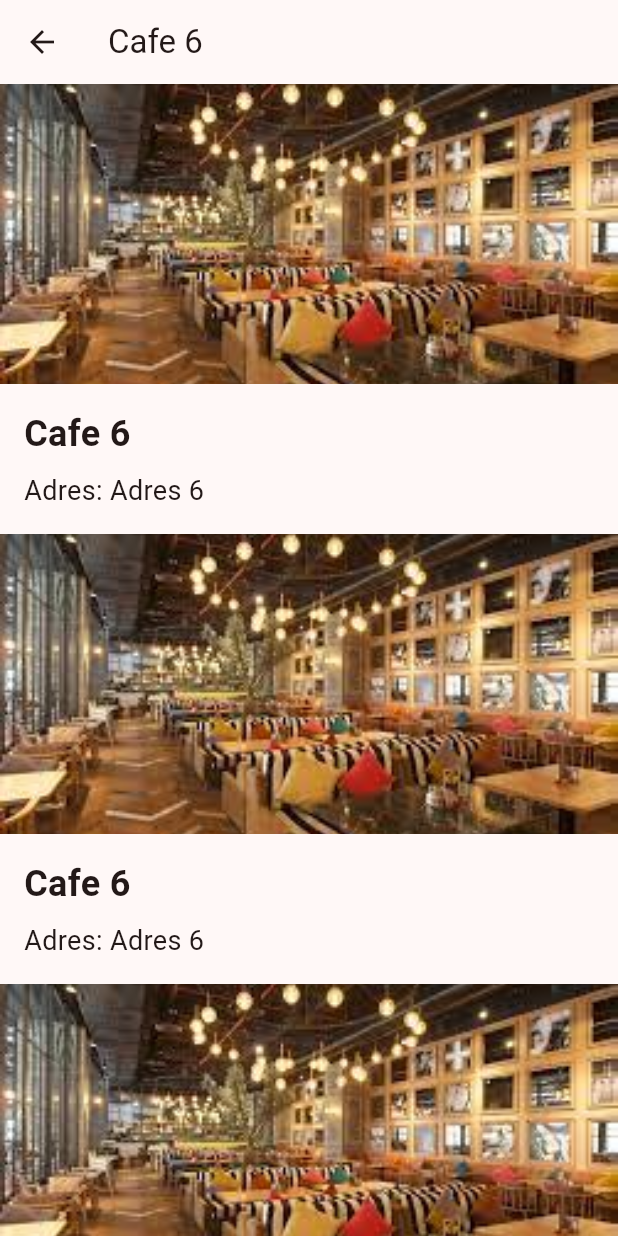
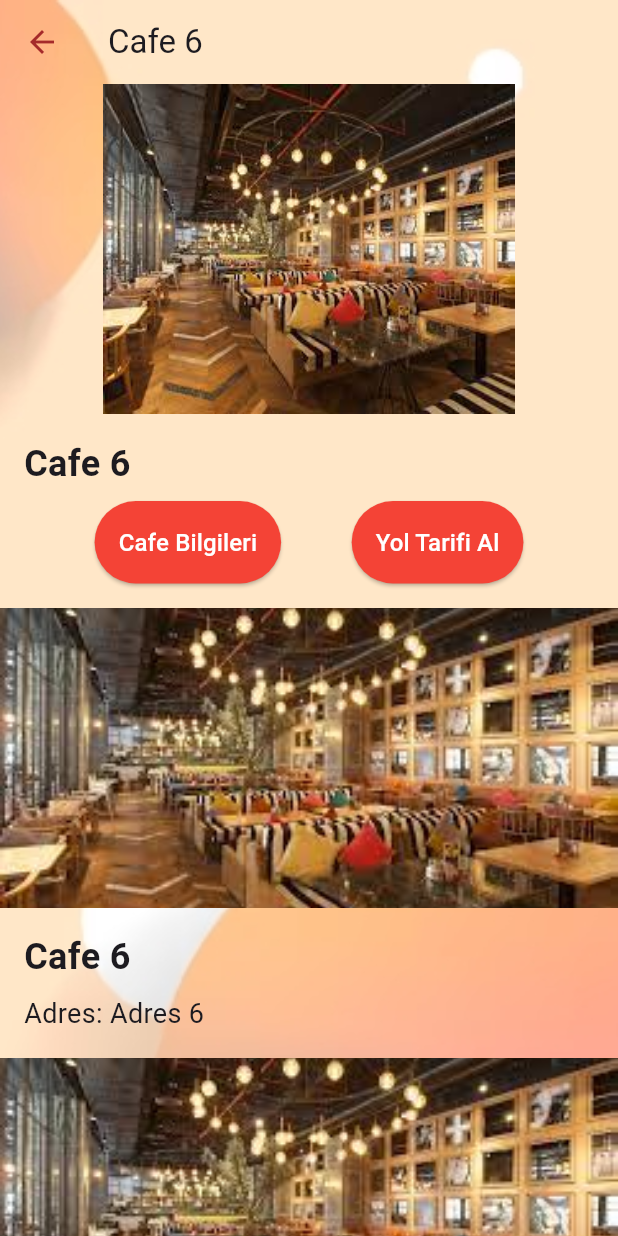
Before and after one commit to furkansahiin/qrave, a Flutter app: the screen it shows after launch, after a tap on "Cafe 6", on a phone screen of 412 x 824 dp. Run offline on Flutter 3.47's test engine with Material 3 defaults, Android fonts, the phone set to English and light mode, and no system bars; our stand-ins replace carousel_slider, get, velocity_x.

```diff
--- a/lib/components/appbarComponent.dart
+++ b/lib/components/appbarComponent.dart
@@ -1,20 +1,21 @@
 import 'package:flutter/material.dart';
+import 'package:qrave/main.dart';
 
 import '../pages/users/loginPageScreen.dart';
 
-AppBar homepageAppbar() {
+AppBar homepageAppbar(context) {
   return AppBar(
     actions: [
       IconButton(
         icon: Icon(Icons.search),
         onPressed: () {
-          loginPageScreen();
+
         },
       ),
       IconButton(
         icon: Icon(Icons.account_circle),
         onPressed: () {
-          loginPageScreen();
+          Get.toNamed('/login');
         },
       ),
     ],
--- /dev/null
+++ b/lib/components/bgComponents.dart
@@ -0,0 +1,25 @@
+import 'package:flutter/material.dart';
+
+Widget bgWidget({Widget? child}) {
+  return Container(
+    decoration: BoxDecoration(
+      image: DecorationImage(
+        image: AssetImage("assets/images/bgimage.jpg"),
+        fit: BoxFit.cover,
+      ),
+    ),
+        child: child,
+  );
+}
+
+Widget bgWidgethome({Widget? child}) {
+  return Container(
+    decoration: BoxDecoration(
+      image: DecorationImage(
+        image: AssetImage("assets/images/bghomeimage.jpg"),
+        fit: BoxFit.cover,
+      ),
+    ),
+        child: child,
+  );
+}
--- a/lib/components/googleAds.dart
+++ b/lib/components/googleAds.dart
@@ -53,7 +53,7 @@
 //       child:
 //       _isBannerAdLoaded
 //           ? AdWidget(ad: _bannerAd!):
-//            Container(height: 100, child: Center(child: "reklam alanı".text.make())),
+//            Container(height: 150, child: Center(child: "reklam alanı".text.make())),
 //     );
 //   }
 // }
--- a/lib/components/listComponents.dart
+++ b/lib/components/listComponents.dart
@@ -9,7 +9,7 @@ class PopulerCafeCarousel extends StatelessWidget {
       scrollDirection: Axis.horizontal,
       child: Row(
         children: [
-          buildCafeList(context, 'assets/images/image1.jpg', 'Cafe 1', 'Adres 1'),
+          buildCafeList(context, 'assets/images/image1.jpg', 'Cafe 1', 'Merkez, Silahtarağa Cd. No:8, 34050 Eyüpsultan/İstanbul'),
           buildCafeList(context, 'assets/images/image2.jpg', 'Cafe 2', 'Adres 2'),
           buildCafeList(context, 'assets/images/image3.jpg', 'Cafe 3', 'Adres 3'),
           buildCafeList(context, 'assets/images/image1.jpg', 'Cafe 4', 'Adres 4'),
@@ -40,7 +40,7 @@ Widget buildCafeList(BuildContext context, String imagePath, String cafeName, St
       child: Card(
         child: Container(
           width: 200,
-          height: 250,
+          height: 275,
           child: Column(
             children: [
               Image.asset(imagePath, fit: BoxFit.cover, height: 150, width: double.infinity),
--- a/lib/consts/language.dart
+++ b/lib/consts/language.dart
@@ -1,6 +1,6 @@
 import 'package:flutter/material.dart';
 
-const appname = 'BidTake';
+const appname = 'QRave';
 const appversiyon = 'Version 1.0.0';
 const credits = 'Develapper';
 const appversiyoncredits = '$appversiyon - $credits';
--- a/lib/main.dart
+++ b/lib/main.dart
@@ -1,6 +1,11 @@
 import 'package:flutter/material.dart';
+import 'package:qrave/consts/colors.dart';
+import 'package:qrave/consts/language.dart';
+import 'package:qrave/main.dart';
 import 'package:qrave/pages/homePageScreen.dart';
-
+import 'package:qrave/pages/users/loginPageScreen.dart';
+import 'package:qrave/pages/users/singUpPageScreen.dart';
+export 'package:get/get.dart';
 void main() {
   runApp(const MyApp());
 }
@@ -11,13 +16,33 @@ class MyApp extends StatelessWidget {
   // This widget is the root of your application.
   @override
   Widget build(BuildContext context) {
-    return MaterialApp(
-      title: 'Flutter Demo',
+    return GetMaterialApp(
       debugShowCheckedModeBanner: false,
+      title: appname,
       theme: ThemeData(
-        colorScheme: ColorScheme.fromSeed(seedColor: Colors.red),
-        useMaterial3: true,
+        scaffoldBackgroundColor: Colors.transparent,
+        appBarTheme: const AppBarTheme(
+          backgroundColor: Colors.transparent,
+          elevation: 0.0,
+          iconTheme: IconThemeData(color: appcolorred),
+        ),
+        // fontFamily: regular,
       ),
+
+
+      getPages: [
+        GetPage(name: '/', page: () => HomePageScreen()),
+        // GetPage(name: '/home', page: () => DashboardFragments()),
+        // GetPage(name: '/admin', page: () => AdminDashboardFragments()),
+        GetPage(name: '/login', page: () =>  const loginPageScreen()),
+        GetPage(name: '/signup', page: () => const SignupScreen()),
+        // GetPage(name: '/editprofile', page: () => const ProfileEditScreen()),
+        // GetPage(name: '/ayarlar', page: () => const SettingsScreen()),
+        // GetPage(name: '/search', page: () => const SearchFragments()),
+        // GetPage(name: '/profile', page: () => ProfileFragmentsScreen()),
+        // GetPage(name: '/notification', page: () => const NotificationFragments()),
+        // GetPage(name: '/favorite', page: () => const FavoriteFragments()),
+      ],
       home: HomePageScreen(),
     );
   }
--- a/lib/pages/cafeDetailScreen.dart
+++ b/lib/pages/cafeDetailScreen.dart
@@ -1,5 +1,9 @@
 import 'package:flutter/material.dart';
+import 'package:qrave/components/bgComponents.dart';
+import 'package:qrave/components/buttonsComponents.dart';
 import 'package:velocity_x/velocity_x.dart';
+import 'package:url_launcher/url_launcher.dart';
+
 class CafeDetailScreen extends StatelessWidget {
   final String imagePath;
   final String cafeName;
@@ -7,7 +11,6 @@ class CafeDetailScreen extends StatelessWidget {
 
   const CafeDetailScreen({
     Key? key,
-
     required this.imagePath,
     required this.cafeName,
     required this.address,
@@ -15,7 +18,8 @@ class CafeDetailScreen extends StatelessWidget {
 
   @override
   Widget build(BuildContext context) {
-    return Scaffold(
+    return bgWidget(
+      child: Scaffold(
         appBar: AppBar(
           title: cafeName.text.make(),
         ),
@@ -23,7 +27,7 @@ class CafeDetailScreen extends StatelessWidget {
           child: Column(
             crossAxisAlignment: CrossAxisAlignment.start,
             children: [
-            Image.asset(imagePath, height: 200, width: double.infinity, fit: BoxFit.cover),
+              Image.asset(imagePath, height: 220, width: (context.screenWidth * 1), fit: BoxFit.contain),
               Padding(
                 padding: const EdgeInsets.all(16.0),
                 child: Column(
@@ -31,7 +35,56 @@ class CafeDetailScreen extends StatelessWidget {
                   children: [
                     cafeName.text.bold.size(24).make(),
                     SizedBox(height: 8),
-                  'Adres: $address'.text.size(18).make(),
+                    Row(
+                      mainAxisAlignment: MainAxisAlignment.spaceEvenly,
+                      children: [
+                        ourButton(
+                          title: 'Cafe Bilgileri',
+                          onPressed: () {
+                            showDialog(
+                              context: context,
+                              builder: (BuildContext context) {
+                                return AlertDialog(
+                                  title: Text('Cafe Bilgileri'),
+                                  content: Column(
+                                    crossAxisAlignment: CrossAxisAlignment.start,
+                                    children: [
+                                      Text('Cafe Adı: $cafeName'),
+                                      Text('Adres: $address'),
+                                    ],
+                                  ),
+                                  actions: [
+                                    TextButton(
+                                      onPressed: () {
+                                        Navigator.of(context).pop();
+                                      },
+                                      child: Text('Kapat'),
+                                    ),
+                                  ],
+                                );
+                              },
+                            );
+                          },
+                          textColor: Colors.white,
+                          color: Colors.red,
+                        ),
+                        ourButton(
+                          title: 'Yol Tarifi Al',
+                          onPressed: () async{
+
+                           String mapsUrl = 'https://www.google.com/maps/search/?api=1&query=$address';
+
+                            if (await canLaunchUrl(Uri.parse(mapsUrl))) {
+                              await launchUrl(Uri.parse(mapsUrl));
+                            } else {
+                              print('Could not launch $mapsUrl');
+                            }
+                          },
+                          textColor: Colors.white,
+                          color: Colors.red,
+                        ),
+                      ],
+                    ),
                   ],
                 ),
               ),
@@ -63,6 +116,7 @@ class CafeDetailScreen extends StatelessWidget {
             ],
           ),
         ),
+      ),
     );
   }
 }
--- a/lib/pages/homePageScreen.dart
+++ b/lib/pages/homePageScreen.dart
@@ -1,4 +1,7 @@
 import 'package:flutter/material.dart';
+import 'package:qrave/components/bgComponents.dart';
+import 'package:qrave/components/googleAds.dart';
+import 'package:qrave/consts/language.dart';
 import 'package:velocity_x/velocity_x.dart';
 
 import '../components/appbarComponent.dart';
@@ -15,23 +18,40 @@ class _HomePageScreenState extends State<HomePageScreen> {
 
   @override
   Widget build(BuildContext context) {
-    return SafeArea(
+    return bgWidgethome(
+      child: SafeArea(
         child: Scaffold(
-        appBar: homepageAppbar(),
+          appBar: homepageAppbar(context),
           body: SingleChildScrollView(
             child: Column(
               children: [
-              "Yakın Mekanlar".text.bold.xl2.align(TextAlign.left).make(),
-              10.heightBox,
+                Column(
+              crossAxisAlignment: CrossAxisAlignment.start,
+              children: [
+                "Yakın Mekanlar".text.bold.xl2.make().p(8),
+                5.heightBox,
                 NearCafeCarousel(),
-              20.heightBox,
-              "Popüler Mekanlar".text.bold.xl2.align(TextAlign.left).make(),
-              10.heightBox,
+                15.heightBox,
+                "Popüler Mekanlar".text.bold.xl2.make().p(8),
+                5.heightBox,
                 PopulerCafeCarousel(),
                 10.heightBox,
                 // GoogleAdsContainer(),
-              // NearCafeCarousel(),
+                NearCafeCarousel(),
+                30.heightBox,
               ],
+                ),
+                Column(
+                  children: [
+                  appname.text.bold.size(22).black.make(),
+                  10.heightBox,
+                  appversiyon.text.black.make(),
+                  credits.text.black.make(),
+                  30.heightBox,
+                  ],
+                )
+              ],
+            ),
           ),
         ),
       ),
--- a/pubspec.yaml
+++ b/pubspec.yaml
@@ -43,7 +43,9 @@ dev_dependencies:
   get: ^4.6.6
   carousel_slider: ^4.2.1
   velocity_x: ^4.1.2
+  url_launcher: ^6.2.2
   # google_mobile_ads: ^4.0.0
+
   # The "flutter_lints" package below contains a set of recommended lints to
   # encourage good coding practices. The lint set provided by the package is
   # activated in the `analysis_options.yaml` file located at the root of your
```
Also changed, not shown: lib/components/bottomFieldComponents.dart (added, +30 -0 lines), lib/pages/users/loginPageScreen.dart (+14 -1 lines), lib/pages/users/singUpPageScreen.dart (added, +307 -0 lines), assets/images/bghomeimage.jpg (added), assets/images/bgimage.jpg (added), pubspec.lock, 7 other files. Lines whose indentation alone changed are shown as unchanged.
